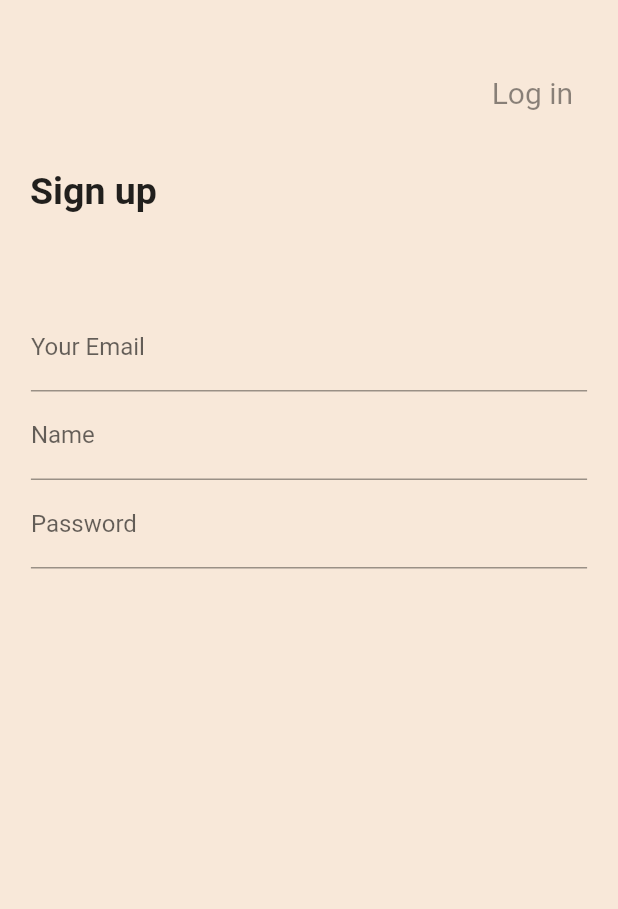
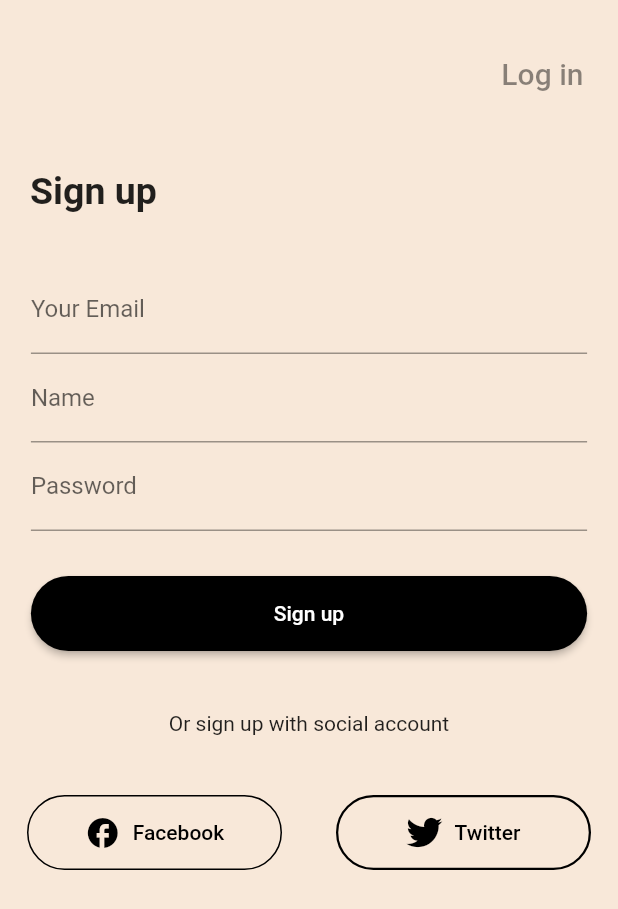
Before and after one commit to vitto2/signup-screen, a Flutter app: the screen it shows after launch, on a phone screen of 412 x 824 dp. Shown: the top 909 px of the screen. Run offline on Flutter 3.47's test engine with Material 2 defaults, Android fonts, the phone set to English and light mode, and no system bars; our stand-ins replace font_awesome_flutter.

Commit message:
criado widget text button e concluindo página de cadastro

```diff
--- a/lib/src/pages/signup_page.dart
+++ b/lib/src/pages/signup_page.dart
@@ -1,6 +1,11 @@
 import 'package:flutter/material.dart';
+import 'package:font_awesome_flutter/font_awesome_flutter.dart';
+import 'package:signup/src/widgets/elevated_button.dart';
+import 'package:signup/src/widgets/text_button.dart';
 import 'package:signup/src/widgets/text_field_widget.dart';
 import 'package:signup/src/widgets/text_widget.dart';
+
+import '../widgets/my_text_button_icon.dart';
 
 class Signup extends StatefulWidget {
   const Signup({super.key});
@@ -23,21 +28,22 @@ class _SignupState extends State<Signup> {
         child: Column(
           children: <Widget>[
             const SizedBox(
-              height: 50,
+              height: 25,
             ),
             Padding(
               padding: const EdgeInsets.only(
-                right: 30,
+                right: 15,
               ),
               child: Row(
                 mainAxisAlignment: MainAxisAlignment.end,
                 children: [
-                  MyText(
-                    data: "Log in",
-                    textAlign: TextAlign.end,
-                    fontSize: 20,
-                    fontWeight: FontWeight.w400,
-                    color: Colors.black45,
+                  MyTextButton(
+                    onPressed: (() {}),
+                    child: MyText(
+                      data: "Log in",
+                      fontSize: 20,
+                      color: Colors.black45,
+                    ),
                   ),
                 ],
               ),
@@ -61,7 +67,7 @@ class _SignupState extends State<Signup> {
                   ),
                 ),
                 const SizedBox(
-                  height: 60,
+                  height: 35,
                 ),
                 SizedBox(
                   width: screenSize.width * 0.9,
@@ -81,6 +87,74 @@ class _SignupState extends State<Signup> {
                     labelText: "Password",
                   ),
                 ),
+                const SizedBox(
+                  height: 30,
+                ),
+                Padding(
+                  padding: const EdgeInsets.only(bottom: 40),
+                  child: SizedBox(
+                    width: screenSize.width * 0.9,
+                    height: 50,
+                    child: Myelevatedbutton(
+                      onPressed: (() {}),
+                      textData: MyText(data: "Sign up"),
+                      buttonColor: Colors.black,
+                      shape: const StadiumBorder(),
+                    ),
+                  ),
+                ),
+                Padding(
+                  padding: const EdgeInsets.only(bottom: 40),
+                  child: MyText(data: "Or sign up with social account"),
+                ),
+                SizedBox(
+                  width: screenSize.width,
+                  child: Row(
+                    mainAxisAlignment: MainAxisAlignment.spaceAround,
+                    children: [
+                      SizedBox(
+                        height: 50,
+                        width: 170,
+                        child: MyTextButtonicon(
+                          label: MyText(
+                            data: "Facebook",
+                            color: Colors.black,
+                          ),
+                          onPressed: () {},
+                          icon: const Icon(
+                            Icons.facebook,
+                            color: Colors.black,
+                          ),
+                          shape: const StadiumBorder(),
+                          side: const BorderSide(
+                            width: 1,
+                            color: Colors.black,
+                          ),
+                        ),
+                      ),
+                      SizedBox(
+                        height: 50,
+                        width: 170,
+                        child: MyTextButtonicon(
+                          label: MyText(
+                            data: "Twitter",
+                            color: Colors.black,
+                          ),
+                          onPressed: () {},
+                          icon: const Icon(
+                            FontAwesomeIcons.twitter,
+                            color: Colors.black,
+                          ),
+                          shape: const StadiumBorder(),
+                          side: const BorderSide(
+                            width: 1.5,
+                            color: Colors.black,
+                          ),
+                        ),
+                      )
+                    ],
+                  ),
+                )
               ],
             )
           ],
--- a/lib/src/widgets/text_button.dart
+++ b/lib/src/widgets/text_button.dart
@@ -0,0 +1,31 @@
+import 'package:flutter/material.dart';
+
+class MyTextButton extends StatelessWidget {
+  MyTextButton({
+    required this.child,
+    required this.onPressed,
+    this.backgroundColor,
+    this.shape,
+    this.side,
+    super.key,
+  });
+
+  void Function()? onPressed;
+  Color? backgroundColor;
+  OutlinedBorder? shape;
+  BorderSide? side;
+  Widget child;
+
+  @override
+  Widget build(BuildContext context) {
+    return TextButton(
+      onPressed: onPressed,
+      style: ElevatedButton.styleFrom(
+        backgroundColor: backgroundColor,
+        shape: shape,
+        side: side,
+      ),
+      child: child,
+    );
+  }
+}
```
